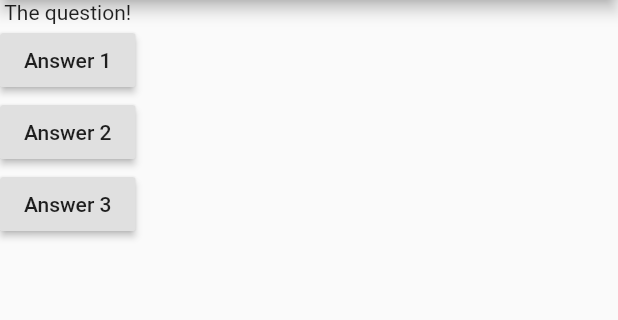
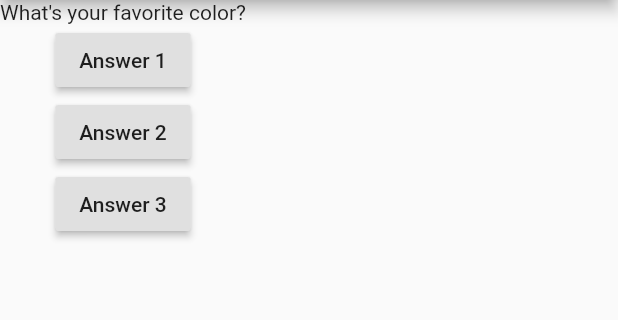
Before and after one commit to SteveLovett/flutter_course, a Flutter app: the screen it shows after launch, after a tap on "Answer 1", on a phone screen of 412 x 824 dp, the part 84-404 px from its top. Run offline on Flutter 3.47's test engine with Material 2 defaults, Android fonts, the phone set to English and light mode, and no system bars.

Commit message:
added variables for question indexing

```diff
--- a/lib/main.dart
+++ b/lib/main.dart
@@ -5,15 +5,18 @@ void main() {
 }
 
 class MyApp extends StatelessWidget {
+  var questionIndex = 0;  //classwide variables are known as properties
+
   void answerQuestion() {
-    print('Answer chosen!');
+    questionIndex = questionIndex + 1;
+    print(questionIndex);
   }
 
   @override
   Widget build(BuildContext context) {
     var questions = [
       'What\'s your favorite color?',
-      'What\'s your favorite animal?'
+      'What\'s your favorite animal?',
     ];
     return MaterialApp(
       home: Scaffold(
@@ -22,7 +25,7 @@ class MyApp extends StatelessWidget {
         ),
         body: Column(
           children: [
-            Text('The question!'),
+            Text(questions[questionIndex]),
             RaisedButton(
               child: Text('Answer 1'),
               onPressed: answerQuestion,
```
